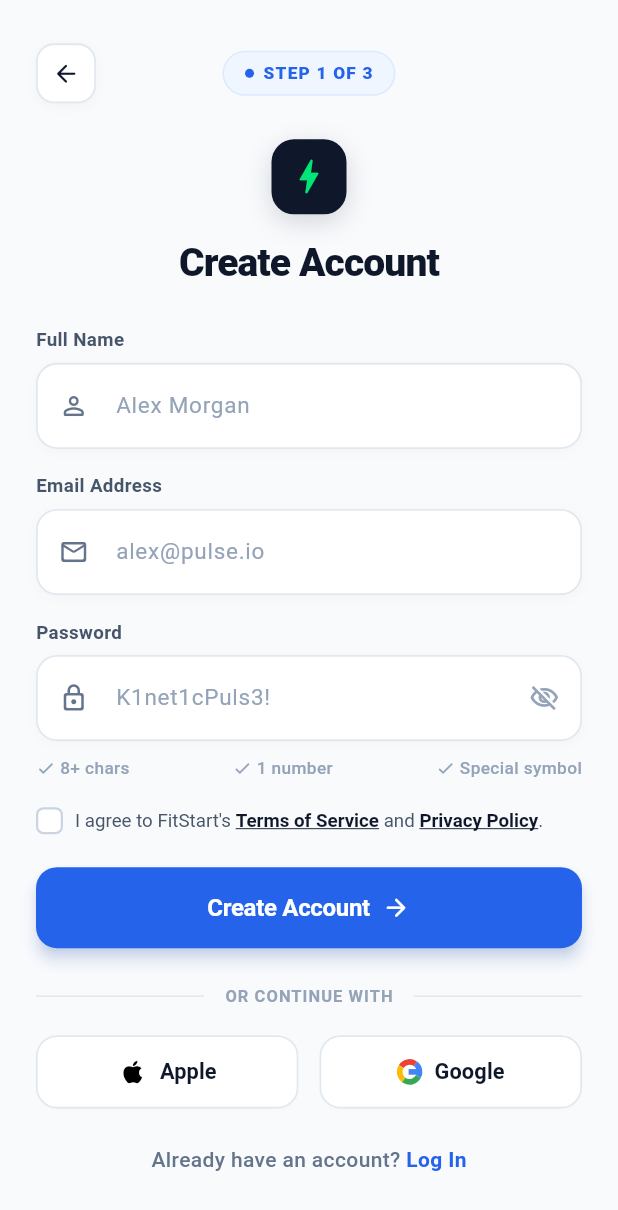
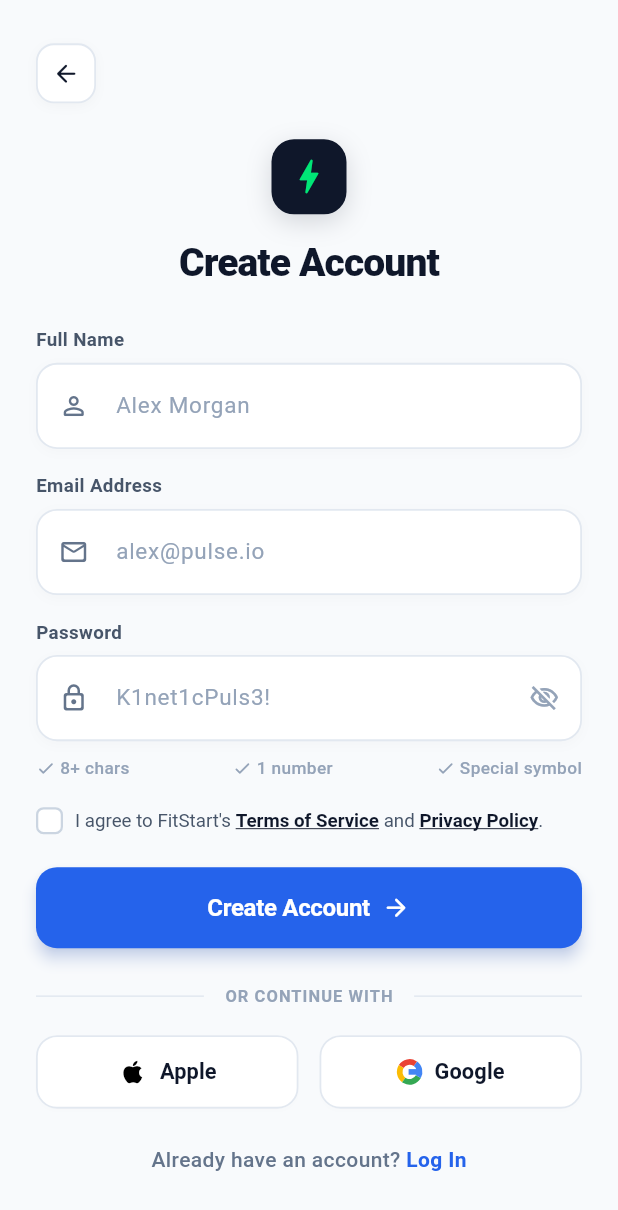
Before and after one commit to umeshanethmi/FitStart-Mobile-App, a Flutter app: the RegisterScreen screen opened directly, on a phone screen of 412 x 824 dp. Shown: the top 1210 px of the screen. Run offline on Flutter 3.47's test engine with Material 3 defaults, Android fonts, the light colour scheme and no system bars; our stand-ins replace cloud_firestore, firebase_auth, firebase_core, google_sign_in; accounts and stored records are empty.

Commit message:
Remove STEP 1 OF 3 indicator pill from RegisterScreen

```diff
--- a/lib/screens/register_screen.dart
+++ b/lib/screens/register_screen.dart
@@ -345,12 +345,10 @@ class _RegisterScreenState extends State<RegisterScreen> {
             child: Column(
               crossAxisAlignment: CrossAxisAlignment.stretch,
               children: [
-                // Top Nav Row: Back Button, Step Pill, Help Button
-                Row(
-                  mainAxisAlignment: MainAxisAlignment.spaceBetween,
-                  children: [
-                    // Back Button
-                    GestureDetector(
+                // Top Nav Row: Back Button
+                Align(
+                  alignment: Alignment.centerLeft,
+                  child: GestureDetector(
                     onTap: () => Navigator.maybePop(context),
                     child: Container(
                       width: 40,
@@ -379,49 +377,6 @@ class _RegisterScreenState extends State<RegisterScreen> {
                       ),
                     ),
                   ),
-
-                    // Step Indicator Pill
-                    Container(
-                      padding: const EdgeInsets.symmetric(
-                        horizontal: 14,
-                        vertical: 6,
-                      ),
-                      decoration: BoxDecoration(
-                        color: const Color(0xFFEFF6FF),
-                        borderRadius: BorderRadius.circular(20),
-                        border: Border.all(
-                          color: const Color(0xFFDBEAFE),
-                          width: 1,
-                        ),
-                      ),
-                      child: Row(
-                        mainAxisSize: MainAxisSize.min,
-                        children: [
-                          Container(
-                            width: 6,
-                            height: 6,
-                            decoration: const BoxDecoration(
-                              color: Color(0xFF2563EB),
-                              shape: BoxShape.circle,
-                            ),
-                          ),
-                          const SizedBox(width: 6),
-                          const Text(
-                            'STEP 1 OF 3',
-                            style: TextStyle(
-                              fontSize: 11.5,
-                              fontWeight: FontWeight.w800,
-                              color: Color(0xFF2563EB),
-                              letterSpacing: 0.8,
-                            ),
-                          ),
-                        ],
-                      ),
-                    ),
-
-                    // Placeholder to keep the step pill centered
-                    const SizedBox(width: 40),
-                  ],
                 ),
 
                 const SizedBox(height: 24),
```
Lines whose indentation alone changed are shown as unchanged.
